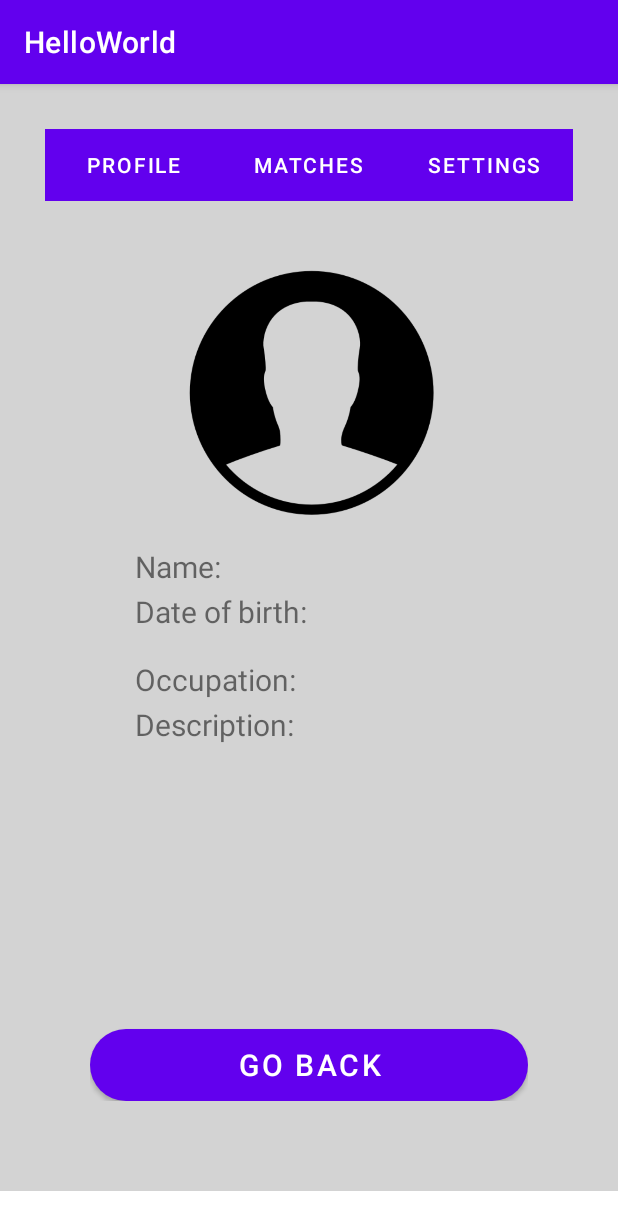
After one commit to TimnLyt/HelloWorld, an Android app: the activity_main screen opened directly, with no data from a screen before it, on a phone screen of 412 x 824 dp. The commit adds this screen. Shown: the top 1230 px of the screen. Run offline under Robolectric (Android 15) with nearby library versions, the phone set to English and light mode, and no system bars.

Commit message:
Fixed issues

```diff
--- a/app/src/main/AndroidManifest.xml
+++ b/app/src/main/AndroidManifest.xml
@@ -9,7 +9,7 @@
         android:roundIcon="@mipmap/ic_launcher_round"
         android:supportsRtl="true"
         android:theme="@style/Theme.HelloWorld">
-        <activity android:name=".LoggedIn" />
+        <activity android:name=".activity_main" />
         <activity android:name=".Signup_Form">
             <intent-filter>
                 <action android:name="android.intent.action.MAIN" />
--- a/app/src/main/java/com/example/helloworld/Frag1.java
+++ b/app/src/main/java/com/example/helloworld/Frag1.java
@@ -5,6 +5,8 @@ import android.os.Bundle;
 import android.view.LayoutInflater;
 import android.view.View;
 import android.view.ViewGroup;
+import android.widget.Button;
+import android.widget.TextView;
 
 import androidx.annotation.NonNull;
 import androidx.annotation.Nullable;
@@ -14,6 +16,30 @@ public class Frag1 extends Fragment {
     @Nullable
     @Override
     public View onCreateView(@NonNull LayoutInflater inflater, @Nullable ViewGroup container, @Nullable Bundle savedInstanceState) {
-        return inflater.inflate(R.layout.activity_signup__form, container, false);
+        View view = inflater.inflate(R.layout.frag1_layout, container, false);
+
+        TextView text_input_name = (TextView) view.findViewById(R.id.text_name);
+        TextView text_input_occupation = (TextView) view.findViewById(R.id.text_occupation);
+        TextView text_input_description = (TextView) view.findViewById(R.id.text_description);
+        TextView text_input_username = (TextView) view.findViewById(R.id.text_username);
+        TextView birthdayText = (TextView) view.findViewById(R.id.text_age);
+
+
+        String name = getActivity().getIntent().getStringExtra("keyname");
+        String occupation = getActivity().getIntent().getStringExtra("keyoccupation");
+        String description = getActivity().getIntent().getStringExtra("keydescription");
+        String username = getActivity().getIntent().getStringExtra("keyusername");
+        String age = getActivity().getIntent().getStringExtra("keyage");
+
+        text_input_name.setText(name);
+        text_input_occupation.setText(occupation);
+        text_input_description.setText(description);
+        text_input_username.setText(username);
+        birthdayText.setText(age);
+
+        Button goBack = (Button) view.findViewById(R.id.back_button);
+        goBack.setOnClickListener(v -> getActivity().finish());
+
+        return view;
     }
 }
--- /dev/null
+++ b/app/src/main/java/com/example/helloworld/activity_main.java
@@ -0,0 +1,24 @@
+package com.example.helloworld;
+
+import android.annotation.SuppressLint;
+import android.os.Bundle;
+
+import androidx.appcompat.app.AppCompatActivity;
+import androidx.viewpager.widget.ViewPager;
+
+import com.example.helloworld.main.SectionsPagerAdapter;
+import com.google.android.material.tabs.TabLayout;
+
+public class activity_main extends AppCompatActivity {
+
+    @Override
+    protected void onCreate(Bundle savedInstanceState) {
+        super.onCreate(savedInstanceState);
+        setContentView(R.layout.activity_main);
+        ViewPager viewPager = findViewById(R.id.view_pager);
+        SectionsPagerAdapter sectionsPagerAdapter = new SectionsPagerAdapter(this, getSupportFragmentManager());
+        viewPager.setAdapter(sectionsPagerAdapter);
+        TabLayout tabs = findViewById(R.id.tabs);
+        tabs.setupWithViewPager(viewPager);
+    }
+}
--- /dev/null
+++ b/app/src/main/res/layout/activity_main.xml
@@ -0,0 +1,29 @@
+<?xml version="1.0" encoding="utf-8"?>
+<ScrollView
+    xmlns:android="http://schemas.android.com/apk/res/android"
+    xmlns:app="http://schemas.android.com/apk/res-auto"
+    xmlns:tools="http://schemas.android.com/tools"
+    android:layout_width="fill_parent"
+    android:layout_height="fill_parent">
+    <LinearLayout
+        android:layout_width="match_parent"
+        android:layout_height="wrap_content"
+        android:background="@color/background"
+        android:orientation="vertical"
+        android:padding="30dp"
+        tools:context=".activity_main">
+
+        <com.google.android.material.tabs.TabLayout
+            android:id="@+id/tabs"
+            android:layout_width="match_parent"
+            android:layout_height="wrap_content"
+            android:background="?attr/colorPrimary"
+            app:tabTextColor="@color/white"/>
+
+        <androidx.viewpager.widget.ViewPager
+            android:id="@+id/view_pager"
+            android:layout_width="match_parent"
+            android:layout_height="630dp"
+            app:layout_behavior="@string/appbar_scrolling_view_behavior" />
+    </LinearLayout>
+</ScrollView>
--- a/app/src/main/res/layout/frag1_layout.xml
+++ b/app/src/main/res/layout/frag1_layout.xml
@@ -1,14 +1,146 @@
 <?xml version="1.0" encoding="utf-8"?>
-<LinearLayout xmlns:android="http://schemas.android.com/apk/res/android"
+<FrameLayout xmlns:android="http://schemas.android.com/apk/res/android"
+    xmlns:app="http://schemas.android.com/apk/res-auto"
+    xmlns:tools="http://schemas.android.com/tools"
+    android:layout_width="match_parent"
+    android:layout_height="match_parent"
+
     android:orientation="vertical"
-    android:layout_width="match_parent"
-    android:gravity="center"
-    android:layout_height="match_parent">
+    android:padding="30dp"
+    tools:context=".Frag1">
+
+    <Button
+        android:id="@+id/back_button"
+        android:layout_width="match_parent"
+        android:layout_height="wrap_content"
+        android:layout_gravity="bottom"
+        android:text="Go Back"
+        android:textSize="20sp"
+        android:textColor="#ffffff"
+        android:layout_marginTop="40dp"
+        android:background="@drawable/rounded_button"
+        />
+
+    <ImageView
+        android:layout_width="wrap_content"
+        android:layout_height="200dp"
+        android:src="@drawable/icon" />
 
     <TextView
+        android:id="@+id/text_username"
         android:layout_width="wrap_content"
         android:layout_height="wrap_content"
-        android:text="Settings"
-        android:textSize="30sp"
+        android:layout_gravity="center_horizontal"
+        android:paddingLeft="220dp"
+        android:text="Username"
+        android:textSize="20sp"
         />
-</LinearLayout>
+
+    <LinearLayout xmlns:android="http://schemas.android.com/apk/res/android"
+        android:layout_gravity="center_horizontal"
+        android:paddingLeft="30dp"
+        android:layout_width="fill_parent"
+        android:layout_height="fill_parent">
+
+        <TextView
+            android:layout_width="wrap_content"
+            android:layout_height="wrap_content"
+            android:layout_gravity="center_horizontal"
+            android:paddingTop="200dp"
+            android:paddingRight="10dp"
+            android:text="Name:"
+            android:textSize="20sp"
+            />
+
+        <TextView
+            android:id="@+id/text_name"
+            android:layout_width="wrap_content"
+            android:layout_height="wrap_content"
+            android:layout_gravity="center_horizontal"
+            android:paddingTop="200dp"
+            android:text="Name"
+            android:textSize="20sp"
+            />
+    </LinearLayout>
+
+    <LinearLayout xmlns:android="http://schemas.android.com/apk/res/android"
+        android:layout_gravity="center_horizontal"
+        android:paddingLeft="30dp"
+        android:paddingTop="30dp"
+        android:layout_width="fill_parent"
+        android:layout_height="fill_parent">
+
+        <TextView
+            android:layout_width="wrap_content"
+            android:layout_height="wrap_content"
+            android:layout_gravity="center_horizontal"
+            android:paddingTop="200dp"
+            android:paddingRight="10dp"
+            android:text="Date of birth:"
+            android:textSize="20sp"
+            />
+        <TextView
+            android:id="@+id/text_age"
+            android:layout_width="wrap_content"
+            android:layout_height="wrap_content"
+            android:layout_gravity="center_horizontal"
+            android:paddingTop="200dp"
+            android:text="Age"
+            android:textSize="20sp"
+            />
+    </LinearLayout>
+
+    <LinearLayout xmlns:android="http://schemas.android.com/apk/res/android"
+        android:layout_gravity="center_horizontal"
+        android:paddingLeft="30dp"
+        android:paddingTop="75dp"
+        android:layout_width="fill_parent"
+        android:layout_height="fill_parent">
+
+        <TextView
+            android:layout_width="wrap_content"
+            android:layout_height="wrap_content"
+            android:layout_gravity="center_horizontal"
+            android:paddingTop="200dp"
+            android:paddingRight="10dp"
+            android:text="Occupation:"
+            android:textSize="20sp"
+            />
+        <TextView
+            android:id="@+id/text_occupation"
+            android:layout_width="wrap_content"
+            android:layout_height="wrap_content"
+            android:layout_gravity="center_horizontal"
+            android:paddingTop="200dp"
+            android:text="Occupation"
+            android:textSize="20sp"
+            />
+    </LinearLayout>
+
+    <LinearLayout xmlns:android="http://schemas.android.com/apk/res/android"
+        android:layout_gravity="center_horizontal"
+        android:paddingLeft="30dp"
+        android:paddingTop="105dp"
+        android:layout_width="fill_parent"
+        android:layout_height="fill_parent">
+
+        <TextView
+            android:layout_width="wrap_content"
+            android:layout_height="wrap_content"
+            android:layout_gravity="center_horizontal"
+            android:paddingTop="200dp"
+            android:paddingRight="10dp"
+            android:text="Description:"
+            android:textSize="20sp"
+            />
+        <TextView
+            android:id="@+id/text_description"
+            android:layout_width="wrap_content"
+            android:layout_height="wrap_content"
+            android:layout_gravity="center_horizontal"
+            android:paddingTop="200dp"
+            android:text="Description"
+            android:textSize="20sp"
+            />
+    </LinearLayout>
+</FrameLayout>
```
Also changed, not shown: app/src/main/java/com/example/helloworld/LoggedIn.java (deleted, +0 -45 lines), app/src/main/java/com/example/helloworld/Signup_Form.java (+1 -6 lines), app/src/main/res/layout/activity_logged_in.xml (deleted, +0 -146 lines), app/src/main/res/layout/activity_signup__form.xml (+0 -14 lines).
